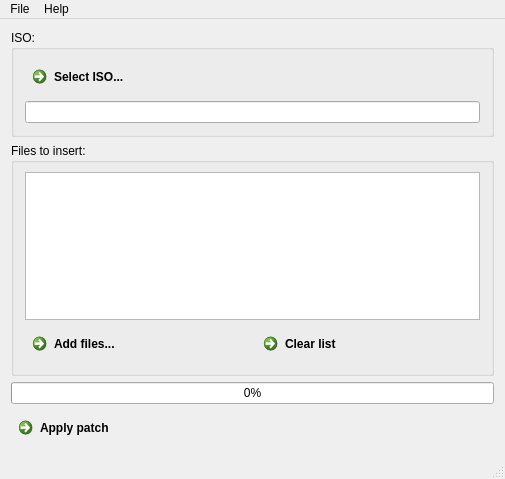
Qt form imas-patcher/mainwindow.ui (MiRiKan/imas-psp) before a commit.
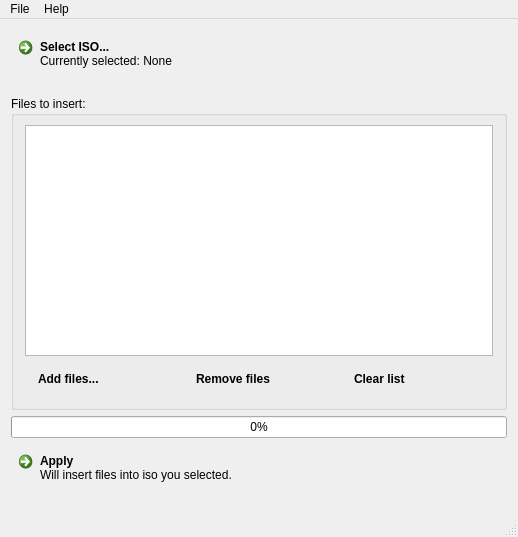
The same form after that commit. Icons and pictures are not drawn.

Commit message: Can now insert pictures and emails into iso. Diagnostic messages are more verbose; jobs do not fail on non-fatal errors.

The edit to the form file:
```diff
--- a/imas-patcher/mainwindow.ui
+++ b/imas-patcher/mainwindow.ui
@@ -6,8 +6,8 @@
    <rect>
     <x>0</x>
     <y>0</y>
-    <width>505</width>
-    <height>479</height>
+    <width>512</width>
+    <height>537</height>
    </rect>
   </property>
   <property name="windowTitle">
@@ -20,32 +20,35 @@
   <widget class="QWidget" name="centralWidget">
    <layout class="QVBoxLayout" name="verticalLayout">
     <item>
-     <widget class="QGroupBox" name="isoGroupBox">
-      <property name="acceptDrops">
-       <bool>true</bool>
+     <widget class="QCommandLinkButton" name="selectIsoButton">
+      <property name="sizePolicy">
+       <sizepolicy hsizetype="Preferred" vsizetype="Expanding">
+        <horstretch>0</horstretch>
+        <verstretch>0</verstretch>
+       </sizepolicy>
       </property>
-      <property name="title">
-       <string>ISO:</string>
+      <property name="maximumSize">
+       <size>
+        <width>16777215</width>
+        <height>60</height>
+       </size>
       </property>
-      <layout class="QVBoxLayout">
-       <property name="topMargin">
-        <number>9</number>
-       </property>
-       <item>
-        <widget class="QCommandLinkButton" name="selectIsoButton">
-         <property name="text">
-          <string>Select ISO...</string>
-         </property>
-        </widget>
-       </item>
-       <item>
-        <widget class="QLineEdit" name="isoEdit">
-         <property name="dragEnabled">
-          <bool>true</bool>
-         </property>
-        </widget>
-       </item>
-      </layout>
+      <property name="text">
+       <string>Select ISO...</string>
+      </property>
+      <property name="icon">
+       <iconset resource="resource.qrc">
+        <normaloff>:/icons/icons/disk.png</normaloff>:/icons/icons/disk.png</iconset>
+      </property>
+      <property name="iconSize">
+       <size>
+        <width>48</width>
+        <height>48</height>
+       </size>
+      </property>
+      <property name="description">
+       <string>Currently selected: None</string>
+      </property>
      </widget>
     </item>
     <item>
@@ -86,6 +89,25 @@
            <property name="text">
             <string>Add files...</string>
            </property>
+           <property name="iconSize">
+            <size>
+             <width>0</width>
+             <height>0</height>
+            </size>
+           </property>
+          </widget>
+         </item>
+         <item>
+          <widget class="QCommandLinkButton" name="removeFileButton">
+           <property name="text">
+            <string>Remove files</string>
+           </property>
+           <property name="iconSize">
+            <size>
+             <width>0</width>
+             <height>0</height>
+            </size>
+           </property>
           </widget>
          </item>
          <item>
@@ -93,6 +115,12 @@
            <property name="text">
             <string>Clear list</string>
            </property>
+           <property name="iconSize">
+            <size>
+             <width>0</width>
+             <height>0</height>
+            </size>
+           </property>
           </widget>
          </item>
         </layout>
@@ -113,16 +141,38 @@
        <bool>true</bool>
       </property>
       <property name="sizePolicy">
-       <sizepolicy hsizetype="Preferred" vsizetype="Preferred">
+       <sizepolicy hsizetype="Preferred" vsizetype="Expanding">
         <horstretch>0</horstretch>
         <verstretch>0</verstretch>
        </sizepolicy>
       </property>
+      <property name="maximumSize">
+       <size>
+        <width>16777215</width>
+        <height>60</height>
+       </size>
+      </property>
+      <property name="cursor">
+       <cursorShape>ArrowCursor</cursorShape>
+      </property>
       <property name="layoutDirection">
        <enum>Qt::LeftToRight</enum>
       </property>
       <property name="text">
-       <string>Apply patch</string>
+       <string>Apply</string>
+      </property>
+      <property name="icon">
+       <iconset resource="resource.qrc">
+        <normaloff>:/icons/icons/work.png</normaloff>:/icons/icons/work.png</iconset>
+      </property>
+      <property name="iconSize">
+       <size>
+        <width>48</width>
+        <height>48</height>
+       </size>
+      </property>
+      <property name="description">
+       <string>Will insert files into iso you selected.</string>
       </property>
      </widget>
     </item>
@@ -138,8 +188,8 @@
     <rect>
      <x>0</x>
      <y>0</y>
-     <width>505</width>
-     <height>31</height>
+     <width>512</width>
+     <height>22</height>
     </rect>
    </property>
    <widget class="QMenu" name="menuFile">
```
Left out of the diff: 6 changed lines with no effect on the pictures. The commit also changes 14 other files.
